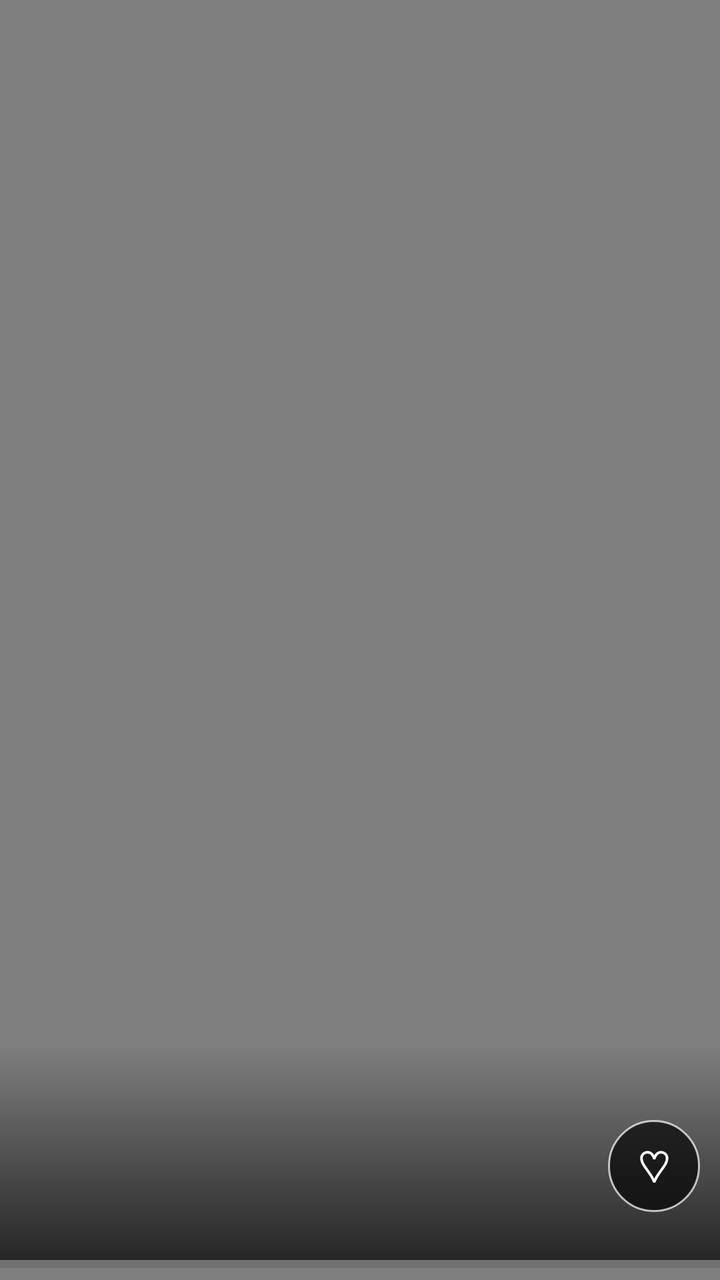
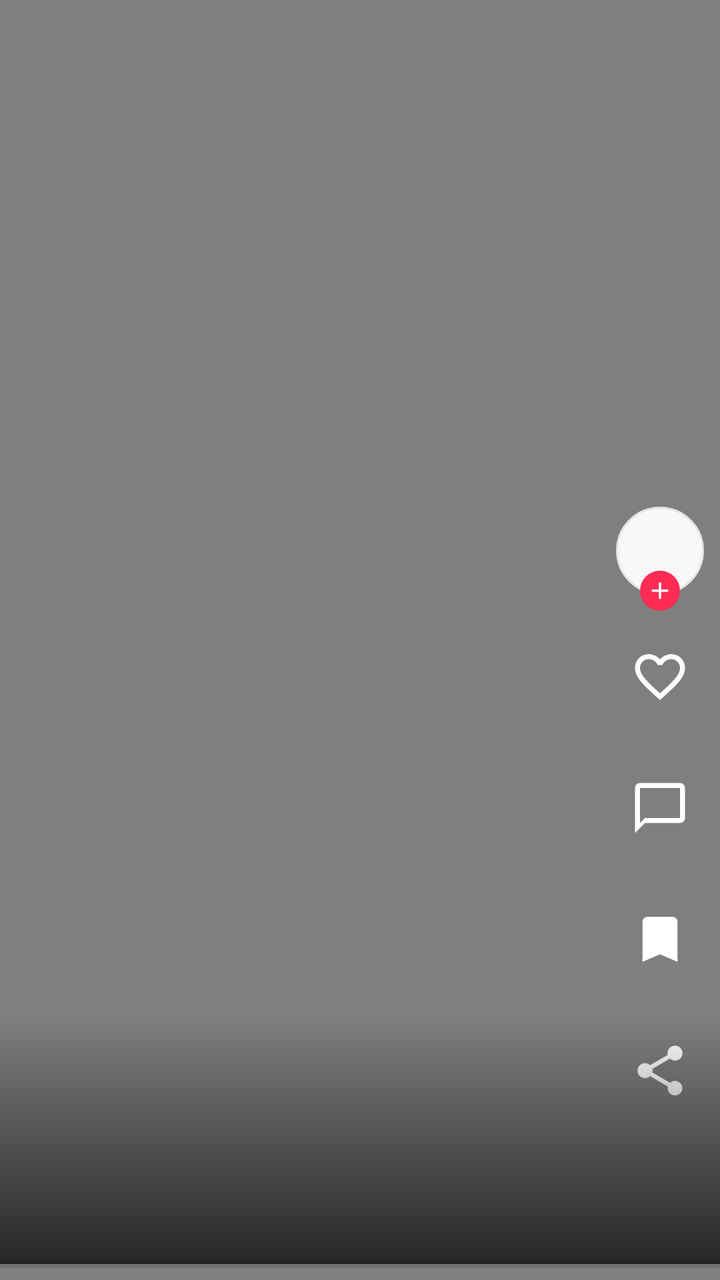

Compare the two renders of this Android layout. The source of the first and the diff that turns it into the second are given below.
<!-- AndroidManifest.xml: application theme Theme.TikTokGrab -->
<!-- res/layout/item_offline.xml -->
<?xml version="1.0" encoding="utf-8"?>
<FrameLayout xmlns:android="http://schemas.android.com/apk/res/android"
    android:id="@+id/offlinePage"
    android:layout_width="match_parent"
    android:layout_height="match_parent"
    android:background="@android:color/black">

    <VideoView
        android:id="@+id/localVideo"
        android:layout_width="match_parent"
        android:layout_height="match_parent"
        android:layout_gravity="center" />

    <TextView
        android:id="@+id/localPause"
        android:layout_width="64dp"
        android:layout_height="64dp"
        android:layout_gravity="center"
        android:background="@drawable/play_bg"
        android:gravity="center"
        android:text="▶"
        android:textColor="@color/on_video"
        android:textSize="22sp"
        android:visibility="gone" />

    <ProgressBar
        android:id="@+id/localBar"
        style="?android:attr/progressBarStyleHorizontal"
        android:layout_width="match_parent"
        android:layout_height="wrap_content"
        android:layout_gravity="bottom"
        android:max="100"
        android:progressTint="@color/accent" />

    <LinearLayout
        android:layout_width="match_parent"
        android:layout_height="wrap_content"
        android:layout_gravity="bottom"
        android:layout_marginBottom="10dp"
        android:background="@drawable/bottom_scrim"
        android:orientation="vertical"
        android:paddingStart="14dp"
        android:paddingTop="26dp"
        android:paddingEnd="76dp"
        android:paddingBottom="20dp">

        <TextView
            android:id="@+id/localAuthor"
            android:layout_width="wrap_content"
            android:layout_height="wrap_content"
            android:shadowColor="#80000000"
            android:shadowRadius="4"
            android:textColor="@color/on_video"
            android:textSize="15sp"
            android:textStyle="bold" />

        <TextView
            android:id="@+id/localCaption"
            android:layout_width="match_parent"
            android:layout_height="wrap_content"
            android:layout_marginTop="4dp"
            android:ellipsize="end"
            android:maxLines="2"
            android:shadowColor="#80000000"
            android:shadowRadius="4"
            android:textColor="@color/on_video"
            android:textSize="13sp" />

        <TextView
            android:id="@+id/localMore"
            android:layout_width="wrap_content"
            android:layout_height="wrap_content"
            android:layout_marginTop="2dp"
            android:paddingTop="2dp"
            android:paddingBottom="2dp"
            android:text="@string/see_more"
            android:textColor="@color/on_video"
            android:textSize="13sp"
            android:textStyle="bold"
            android:visibility="gone" />

        <TextView
            android:id="@+id/localMeta"
            android:layout_width="match_parent"
            android:layout_height="wrap_content"
            android:layout_marginTop="5dp"
            android:shadowColor="#80000000"
            android:shadowRadius="4"
            android:textColor="@color/on_video_muted"
            android:textSize="12sp" />
    </LinearLayout>

    <LinearLayout
        android:layout_width="wrap_content"
        android:layout_height="wrap_content"
        android:layout_gravity="bottom|end"
        android:layout_marginEnd="10dp"
        android:layout_marginBottom="34dp"
        android:gravity="center_horizontal"
        android:orientation="vertical">

        <TextView
            android:id="@+id/localLike"
            android:layout_width="46dp"
            android:layout_height="46dp"
            android:background="@drawable/play_bg"
            android:gravity="center"
            android:text="♡"
            android:textColor="@color/on_video"
            android:textSize="22sp" />

        <TextView
            android:id="@+id/localPlays"
            android:layout_width="wrap_content"
            android:layout_height="wrap_content"
            android:layout_marginTop="3dp"
            android:shadowColor="#80000000"
            android:shadowRadius="4"
            android:textColor="@color/on_video"
            android:textSize="12sp"
            android:visibility="gone" />
    </LinearLayout>

</FrameLayout>
<!-- resources referenced by this layout -->
<resources>
  <color name="accent">#FE2C55</color>
  <color name="on_video">#FFFFFF</color>
  <color name="on_video_muted">#AEB0BD</color>
  <string name="see_more">See more</string>
  <color name="on_accent">#FFFFFF</color>
  <color name="cyan">#00A89B</color>
  <color name="card">#F8F8F8</color>
  <color name="text">#161823</color>
  <color name="bg">#FFFFFF</color>
  <style name="Widget.Grab.Text" parent="android:Widget.TextView">
          <item name="android:fontFamily">serif</item>
      </style>
  <!-- unchanged entries left out for length: 5 -->
</resources>

<!-- the commit's change to res/layout/item_offline.xml (unified diff, before → after) -->
@@ -30,19 +30,125 @@
         android:layout_height="wrap_content"
         android:layout_gravity="bottom"
         android:max="100"
-        android:progressTint="@color/accent" />
+        android:progressTint="@color/on_video" />
+
+    <LinearLayout
+        android:id="@+id/rail"
+        android:layout_width="wrap_content"
+        android:layout_height="wrap_content"
+        android:layout_gravity="bottom|end"
+        android:layout_marginEnd="8dp"
+        android:layout_marginBottom="72dp"
+        android:gravity="center_horizontal"
+        android:orientation="vertical">
+
+        <FrameLayout
+            android:layout_width="wrap_content"
+            android:layout_height="wrap_content">
+
+            <ImageView
+                android:id="@+id/railAvatar"
+                android:layout_width="44dp"
+                android:layout_height="44dp"
+                android:contentDescription="@null"
+                android:src="@drawable/avatar_ring" />
+
+            <ImageView
+                android:id="@+id/railFollow"
+                android:layout_width="20dp"
+                android:layout_height="20dp"
+                android:layout_gravity="bottom|center_horizontal"
+                android:layout_marginTop="32dp"
+                android:contentDescription="@null"
+                android:src="@drawable/ic_add"
+                android:background="@drawable/dot_accent"
+                android:padding="3dp" />
+        </FrameLayout>
+
+        <ImageView
+            android:id="@+id/railLike"
+            android:layout_width="30dp"
+            android:layout_height="30dp"
+            android:layout_marginTop="18dp"
+            android:contentDescription="@null"
+            android:src="@drawable/ic_like" />
+
+        <TextView
+            android:id="@+id/railLikeCount"
+            android:layout_width="wrap_content"
+            android:layout_height="wrap_content"
+            android:layout_marginTop="2dp"
+            android:shadowColor="#80000000"
+            android:shadowRadius="4"
+            android:textColor="@color/on_video"
+            android:textSize="12sp" />
+
+        <ImageView
+            android:id="@+id/railComment"
+            android:layout_width="30dp"
+            android:layout_height="30dp"
+            android:layout_marginTop="18dp"
+            android:contentDescription="@null"
+            android:src="@drawable/ic_comment" />
+
+        <TextView
+            android:id="@+id/railCommentCount"
+            android:layout_width="wrap_content"
+            android:layout_height="wrap_content"
+            android:layout_marginTop="2dp"
+            android:shadowColor="#80000000"
+            android:shadowRadius="4"
+            android:textColor="@color/on_video"
+            android:textSize="12sp" />
+
+        <ImageView
+            android:id="@+id/railMark"
+            android:layout_width="30dp"
+            android:layout_height="30dp"
+            android:layout_marginTop="18dp"
+            android:contentDescription="@null"
+            android:src="@drawable/ic_bookmark" />
+
+        <TextView
+            android:id="@+id/railMarkCount"
+            android:layout_width="wrap_content"
+            android:layout_height="wrap_content"
+            android:layout_marginTop="2dp"
+            android:shadowColor="#80000000"
+            android:shadowRadius="4"
+            android:textColor="@color/on_video"
+            android:textSize="12sp" />
+
+        <ImageView
+            android:id="@+id/railShare"
+            android:layout_width="30dp"
+            android:layout_height="30dp"
+            android:layout_marginTop="18dp"
+            android:contentDescription="@null"
+            android:src="@drawable/ic_share" />
+
+        <TextView
+            android:id="@+id/railShareCount"
+            android:layout_width="wrap_content"
+            android:layout_height="wrap_content"
+            android:layout_marginTop="2dp"
+            android:shadowColor="#80000000"
+            android:shadowRadius="4"
+            android:textColor="@color/on_video"
+            android:textSize="12sp" />
+    </LinearLayout>
 
     <LinearLayout
         android:layout_width="match_parent"
         android:layout_height="wrap_content"
         android:layout_gravity="bottom"
-        android:layout_marginBottom="10dp"
+        android:layout_marginBottom="8dp"
         android:background="@drawable/bottom_scrim"
         android:orientation="vertical"
         android:paddingStart="14dp"
         android:paddingTop="26dp"
         android:paddingEnd="76dp"
-        android:paddingBottom="20dp">
+        android:paddingBottom="16dp">
 
         <TextView
             android:id="@+id/localAuthor"
@@ -80,45 +186,26 @@
             android:visibility="gone" />
 
         <TextView
+            android:id="@+id/localSound"
+            android:layout_width="match_parent"
+            android:layout_height="wrap_content"
+            android:layout_marginTop="6dp"
+            android:ellipsize="marquee"
+            android:shadowColor="#80000000"
+            android:shadowRadius="4"
+            android:singleLine="true"
+            android:textColor="@color/on_video"
+            android:textSize="13sp" />
+
+        <TextView
             android:id="@+id/localMeta"
             android:layout_width="match_parent"
             android:layout_height="wrap_content"
-            android:layout_marginTop="5dp"
+            android:layout_marginTop="4dp"
             android:shadowColor="#80000000"
             android:shadowRadius="4"
             android:textColor="@color/on_video_muted"
-            android:textSize="12sp" />
+            android:textSize="11sp" />
     </LinearLayout>
 
-    <LinearLayout
-        android:layout_width="wrap_content"
-        android:layout_height="wrap_content"
-        android:layout_gravity="bottom|end"
-        android:layout_marginEnd="10dp"
-        android:layout_marginBottom="34dp"
-        android:gravity="center_horizontal"
-        android:orientation="vertical">
-
-        <TextView
-            android:id="@+id/localLike"
-            android:layout_width="46dp"
-            android:layout_height="46dp"
-            android:background="@drawable/play_bg"
-            android:gravity="center"
-            android:text="♡"
-            android:textColor="@color/on_video"
-            android:textSize="22sp" />
-
-        <TextView
-            android:id="@+id/localPlays"
-            android:layout_width="wrap_content"
-            android:layout_height="wrap_content"
-            android:layout_marginTop="3dp"
-            android:shadowColor="#80000000"
-            android:shadowRadius="4"
-            android:textColor="@color/on_video"
-            android:textSize="12sp"
-            android:visibility="gone" />
-    </LinearLayout>
-
 </FrameLayout>
<!-- resource entries referenced after the edit -->
@@ -3,10 +3,82 @@
   <color name="accent">#FE2C55</color>
   <color name="on_video">#FFFFFF</color>
   <color name="on_video_muted">#AEB0BD</color>
+  <!-- drawable avatar_ring (drawable) -->
+  <?xml version="1.0" encoding="utf-8"?>
+  <shape xmlns:android="http://schemas.android.com/apk/res/android" android:shape="oval">
+      <solid android:color="@color/card" />
+      <stroke android:width="1dp" android:color="@color/stroke" />
+  </shape>
+  <!-- drawable dot_accent (drawable) -->
+  <?xml version="1.0" encoding="utf-8"?>
+  <shape xmlns:android="http://schemas.android.com/apk/res/android" android:shape="oval">
+      <solid android:color="@color/accent" />
+  </shape>
+  <!-- drawable ic_add (drawable) -->
+  <?xml version="1.0" encoding="utf-8"?>
+  <vector xmlns:android="http://schemas.android.com/apk/res/android"
+      android:width="24dp"
+      android:height="24dp"
+      android:viewportWidth="24"
+      android:viewportHeight="24"
+      android:tint="@color/on_video">
+      <path
+          android:fillColor="#FFFFFFFF"
+          android:pathData="M19,13h-6v6h-2v-6H5v-2h6V5h2v6h6v2z" />
+  </vector>
+  <!-- drawable ic_bookmark (drawable) -->
+  <?xml version="1.0" encoding="utf-8"?>
+  <vector xmlns:android="http://schemas.android.com/apk/res/android"
+      android:width="24dp"
+      android:height="24dp"
+      android:viewportWidth="24"
+      android:viewportHeight="24"
+      android:tint="@color/on_video">
+      <path
+          android:fillColor="#FFFFFFFF"
+          android:pathData="M17,3H7c-1.1,0 -1.99,0.9 -1.99,2L5,21l7,-3 7,3V5c0,-1.1 -0.9,-2 -2,-2z" />
+  </vector>
+  <!-- drawable ic_comment (drawable) -->
+  <?xml version="1.0" encoding="utf-8"?>
+  <vector xmlns:android="http://schemas.android.com/apk/res/android"
+      android:width="24dp"
+      android:height="24dp"
+      android:viewportWidth="24"
+      android:viewportHeight="24"
+      android:tint="@color/on_video">
+      <path
+          android:fillColor="#FFFFFFFF"
+          android:pathData="M20,2H4c-1.1,0 -2,0.9 -2,2v18l4,-4h14c1.1,0 2,-0.9 2,-2V4c0,-1.1 -0.9,-2 -2,-2zM20,16H6l-2,2V4h16v12z" />
+  </vector>
+  <!-- drawable ic_like (drawable) -->
+  <?xml version="1.0" encoding="utf-8"?>
+  <vector xmlns:android="http://schemas.android.com/apk/res/android"
+      android:width="24dp"
+      android:height="24dp"
+      android:viewportWidth="24"
+      android:viewportHeight="24"
+      android:tint="@color/on_video">
+      <path
+          android:fillColor="#FFFFFFFF"
+          android:pathData="M16.5,3c-1.74,0 -3.41,0.81 -4.5,2.09C10.91,3.81 9.24,3 7.5,3 4.42,3 2,5.42 2,8.5c0,3.78 3.4,6.86 8.55,11.54L12,21.35l1.45,-1.32C18.6,15.36 22,12.28 22,8.5 22,5.42 19.58,3 16.5,3zM12.1,18.55l-0.1,0.1 -0.1,-0.1C7.14,14.24 4,11.39 4,8.5 4,6.5 5.5,5 7.5,5c1.54,0 3.04,0.99 3.57,2.36h1.87C13.46,5.99 14.96,5 16.5,5c2,0 3.5,1.5 3.5,3.5 0,2.89 -3.14,5.74 -7.9,10.05z" />
+  </vector>
+  <!-- drawable ic_share (drawable) -->
+  <?xml version="1.0" encoding="utf-8"?>
+  <vector xmlns:android="http://schemas.android.com/apk/res/android"
+      android:width="24dp"
+      android:height="24dp"
+      android:viewportWidth="24"
+      android:viewportHeight="24"
+      android:tint="@color/on_video">
+      <path
+          android:fillColor="#FFFFFFFF"
+          android:pathData="M18,16.08c-0.76,0 -1.44,0.3 -1.96,0.77L8.91,12.7c0.05,-0.23 0.09,-0.46 0.09,-0.7s-0.04,-0.47 -0.09,-0.7l7.05,-4.11c0.54,0.5 1.25,0.81 2.04,0.81 1.66,0 3,-1.34 3,-3s-1.34,-3 -3,-3 -3,1.34 -3,3c0,0.24 0.04,0.47 0.09,0.7L8.04,9.81C7.5,9.31 6.79,9 6,9c-1.66,0 -3,1.34 -3,3s1.34,3 3,3c0.79,0 1.5,-0.31 2.04,-0.81l7.12,4.16c-0.05,0.21 -0.08,0.43 -0.08,0.65 0,1.61 1.31,2.92 2.92,2.92s2.92,-1.31 2.92,-2.92 -1.31,-2.92 -2.92,-2.92z" />
+  </vector>
   <string name="see_more">See more</string>
   <color name="on_accent">#FFFFFF</color>
   <color name="cyan">#00A89B</color>
   <color name="card">#F8F8F8</color>
+  <color name="stroke">#E4E4E6</color>
   <color name="text">#161823</color>
   <color name="bg">#FFFFFF</color>
   <style name="Widget.Grab.Text" parent="android:Widget.TextView">
